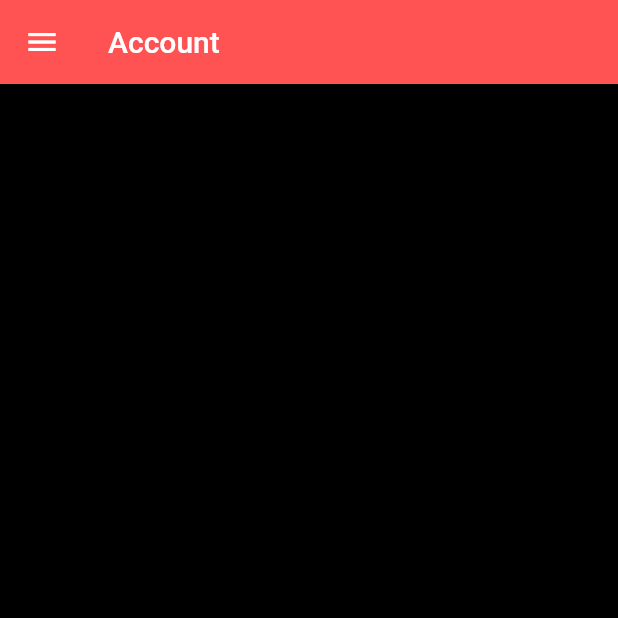
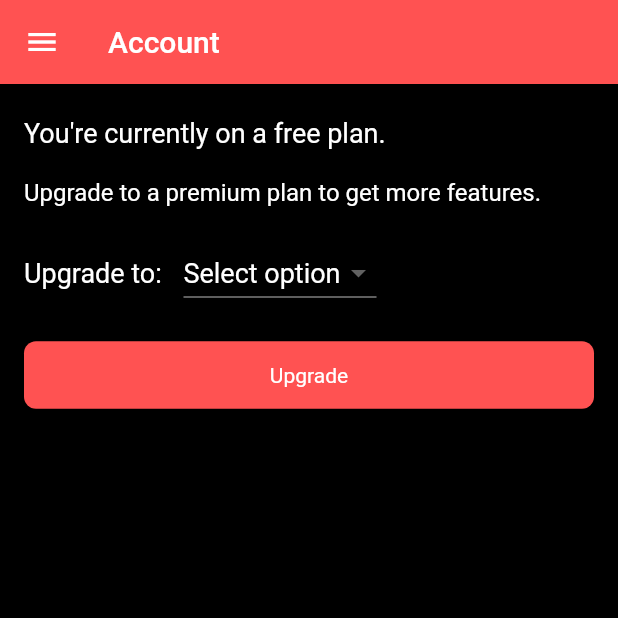
Before and after one commit to rvctech/mobileFlutter, a Flutter app: the AccountScreen screen opened directly, on a phone screen of 412 x 824 dp, the top half of it. Run offline on Flutter 3.47's test engine with Material 2 defaults, Android fonts, the phone set to English and light mode, and no system bars; our stand-ins replace card_swiper, fluttertoast, get, material_design_icons_flutter, shared_preferences; accounts and stored records are empty.

Commit message:
Account screen refactor

```diff
--- a/lib/screens/account/account_screen.dart
+++ b/lib/screens/account/account_screen.dart
@@ -1,5 +1,8 @@
 import 'package:flutter/material.dart';
+import 'package:tunyce/core/common/app_colors.dart';
+import 'package:tunyce/widgets/custom_text.dart';
 import 'package:tunyce/widgets/drawer.dart';
+import 'package:tunyce/widgets/primary_button.dart';
 
 class AccountScreen extends StatefulWidget {
   const AccountScreen({super.key});
@@ -9,6 +12,15 @@ class AccountScreen extends StatefulWidget {
 }
 
 class _AccountScreenState extends State<AccountScreen> {
+  final _plans = <String>[
+    'Driver',
+    'Agency',
+    'Deejay',
+    'Restaurant',
+    'Organisation'
+  ];
+  String? selectedPlan;
+
   @override
   Widget build(BuildContext context) {
     return Scaffold(
@@ -16,9 +28,69 @@ class _AccountScreenState extends State<AccountScreen> {
         title: const Text('Account'),
       ),
       drawer: const AppDrawer(),
-      body: const SafeArea(
-        child: Column(
-          children: [],
+      body: SafeArea(
+        child: Padding(
+          padding: const EdgeInsets.symmetric(
+            horizontal: 16,
+            vertical: 22,
+          ),
+          child: Column(
+            crossAxisAlignment: CrossAxisAlignment.start,
+            children: [
+              const CustomText(
+                text: "You're currently on a free plan.",
+                size: 18,
+                weight: FontWeight.w400,
+              ),
+              const SizedBox(height: 20),
+              const CustomText(
+                text: 'Upgrade to a premium plan to get more features.',
+                size: 16,
+                weight: FontWeight.w400,
+              ),
+              const SizedBox(height: 20),
+              Row(
+                children: [
+                  const CustomText(
+                    text: 'Upgrade to: ',
+                    size: 18,
+                    weight: FontWeight.w400,
+                  ),
+                  const SizedBox(width: 10),
+                  DropdownButton<String>(
+                    hint: const Text(
+                      'Select option',
+                      style: TextStyle(
+                        color: Colors.white,
+                        fontSize: 18,
+                      ),
+                    ),
+                    items: _plans.map((String value) {
+                      return DropdownMenuItem<String>(
+                        value: value,
+                        child: Text(value),
+                      );
+                    }).toList(),
+                    value: selectedPlan,
+                    style: const TextStyle(
+                      color: AppColors.primaryColor,
+                      fontSize: 18,
+                    ),
+                    onChanged: (value) {
+                      setState(() {
+                        selectedPlan = value;
+                      });
+                    },
+                  ),
+                ],
+              ),
+              const SizedBox(height: 20),
+              PrimaryButtonWidget(
+                label: 'Upgrade',
+                onTap: () {},
+              )
+            ],
+          ),
         ),
       ),
     );
--- a/lib/screens/auth/login_screen.dart
+++ b/lib/screens/auth/login_screen.dart
@@ -7,7 +7,7 @@ import 'package:tunyce/controllers/auth_controller.dart';
 import 'package:tunyce/core/common/app_colors.dart';
 import 'package:tunyce/core/common/constants.dart';
 import 'package:tunyce/di/app_bindings.dart';
-import 'package:tunyce/screens/auth/forgotpassword.dart';
+import 'package:tunyce/screens/auth/forgot_password.dart';
 import 'package:tunyce/screens/main_screen.dart';
 import 'package:tunyce/screens/auth/signup_screen.dart';
 import 'package:tunyce/widgets/primary_button.dart';
```
